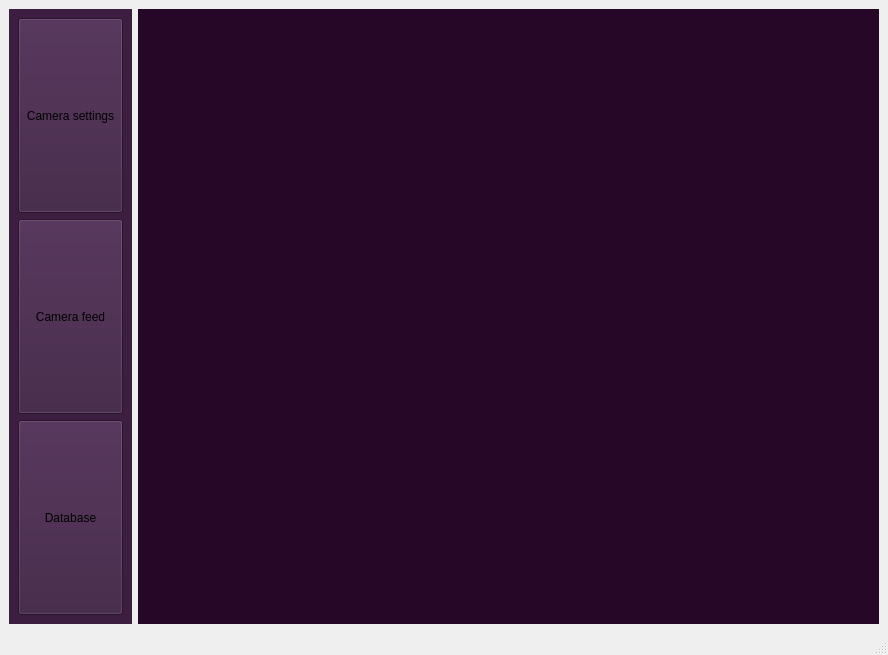
First picture: the form in UIs/main.ui, repository Sahasvinandith/ObserveAI_main, before the edit.
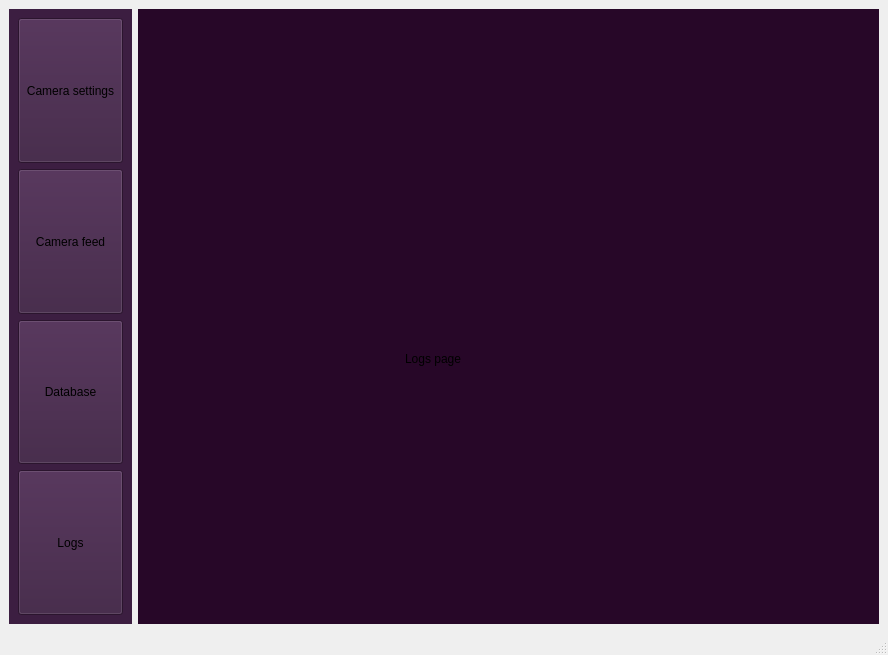
Second picture: the form after the edit.

Commit message: Adding a Log page to main Ui

```diff
--- a/UIs/main.ui
+++ b/UIs/main.ui
@@ -81,6 +81,19 @@
          </property>
         </widget>
        </item>
+       <item>
+        <widget class="QPushButton" name="logs_btn">
+         <property name="sizePolicy">
+          <sizepolicy hsizetype="Minimum" vsizetype="Expanding">
+           <horstretch>0</horstretch>
+           <verstretch>2</verstretch>
+          </sizepolicy>
+         </property>
+         <property name="text">
+          <string>Logs</string>
+         </property>
+        </widget>
+       </item>
       </layout>
      </widget>
     </item>
@@ -105,7 +118,7 @@
        <item>
         <widget class="QStackedWidget" name="Content_stack">
          <property name="currentIndex">
-          <number>2</number>
+          <number>3</number>
          </property>
          <widget class="QWidget" name="cam_settings_page">
           <layout class="QVBoxLayout" name="verticalLayout_2">
@@ -277,6 +290,21 @@
          <widget class="QWidget" name="database_page">
           <layout class="QHBoxLayout" name="horizontalLayout_3"/>
          </widget>
+         <widget class="QWidget" name="page">
+          <widget class="QLabel" name="label">
+           <property name="geometry">
+            <rect>
+             <x>258</x>
+             <y>300</y>
+             <width>161</width>
+             <height>81</height>
+            </rect>
+           </property>
+           <property name="text">
+            <string>Logs page</string>
+           </property>
+          </widget>
+         </widget>
         </widget>
        </item>
       </layout>
```
The commit also changes 2 other files.
